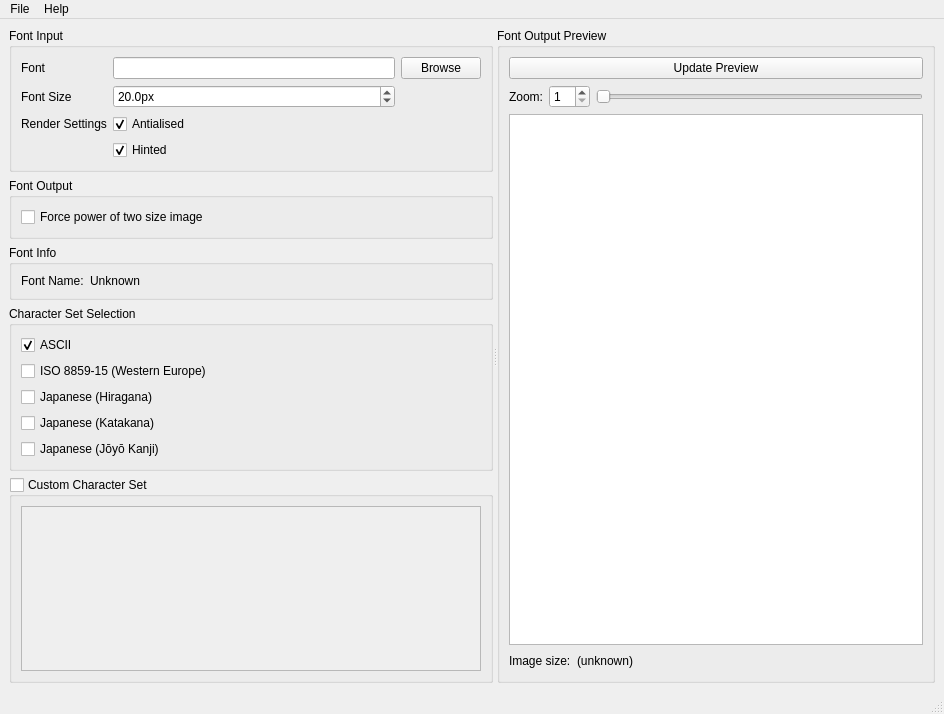
Above: src/texturefontcreatorgui.ui from TerrySoba/TextureFontCreator before the change. Below: the same form after it.
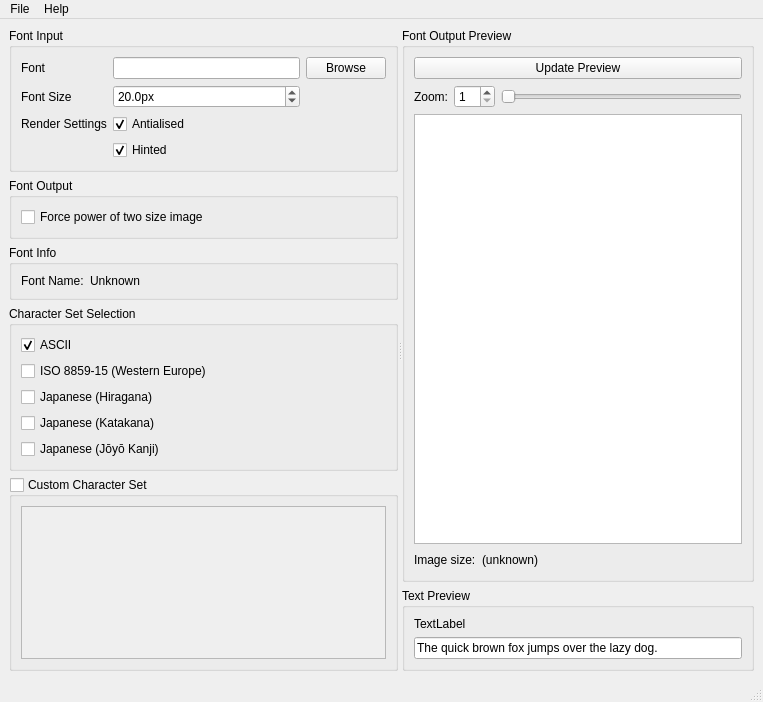
That is the form after the change.

Commit message: Implement text rendering functionality in TextureFontCreator and add text preview feature in GUI

The edit to the form file:
```diff
--- a/src/texturefontcreatorgui.ui
+++ b/src/texturefontcreatorgui.ui
@@ -6,8 +6,8 @@
    <rect>
     <x>0</x>
     <y>0</y>
-    <width>944</width>
-    <height>714</height>
+    <width>763</width>
+    <height>702</height>
    </rect>
   </property>
   <property name="windowTitle">
@@ -329,6 +329,29 @@
           </layout>
          </widget>
         </item>
+        <item>
+         <widget class="QGroupBox" name="groupBox_5">
+          <property name="title">
+           <string>Text Preview</string>
+          </property>
+          <layout class="QVBoxLayout" name="verticalLayout_5">
+           <item>
+            <widget class="QLabel" name="textPreviewLabel">
+             <property name="text">
+              <string>TextLabel</string>
+             </property>
+            </widget>
+           </item>
+           <item>
+            <widget class="QLineEdit" name="textPreviewLineEdit">
+             <property name="text">
+              <string>The quick brown fox jumps over the lazy dog.</string>
+             </property>
+            </widget>
+           </item>
+          </layout>
+         </widget>
+        </item>
        </layout>
       </widget>
      </widget>
@@ -340,8 +363,8 @@
     <rect>
      <x>0</x>
      <y>0</y>
-     <width>944</width>
-     <height>24</height>
+     <width>763</width>
+     <height>19</height>
     </rect>
    </property>
    <widget class="QMenu" name="menuFile">
```
Left out of the diff: 24 changed lines with no effect on the pictures. The commit also changes 3 other files.
